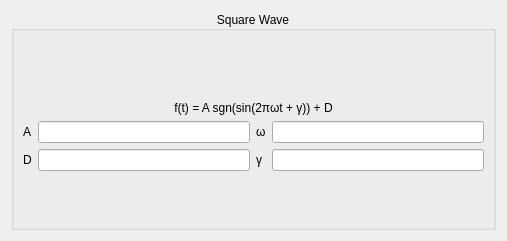
Qt form src/ManeuverPlanner/VisualScripter/Waveforms/SquareWaveform.ui (theilem/uavGS) before a commit.
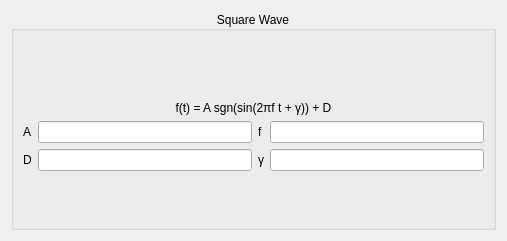
The same form after that commit.

Diff of the .ui file:
```diff
--- a/src/ManeuverPlanner/VisualScripter/Waveforms/SquareWaveform.ui
+++ b/src/ManeuverPlanner/VisualScripter/Waveforms/SquareWaveform.ui
@@ -37,7 +37,7 @@
            </sizepolicy>
           </property>
           <property name="text">
-           <string>f(t) = A sgn(sin(2πωt + γ)) + D</string>
+           <string>f(t) = A sgn(sin(2πf t + γ)) + D</string>
           </property>
           <property name="alignment">
            <set>Qt::AlignCenter</set>
@@ -101,7 +101,7 @@
              </sizepolicy>
             </property>
             <property name="text">
-             <string>ω</string>
+             <string>f</string>
             </property>
            </widget>
           </item>
```
